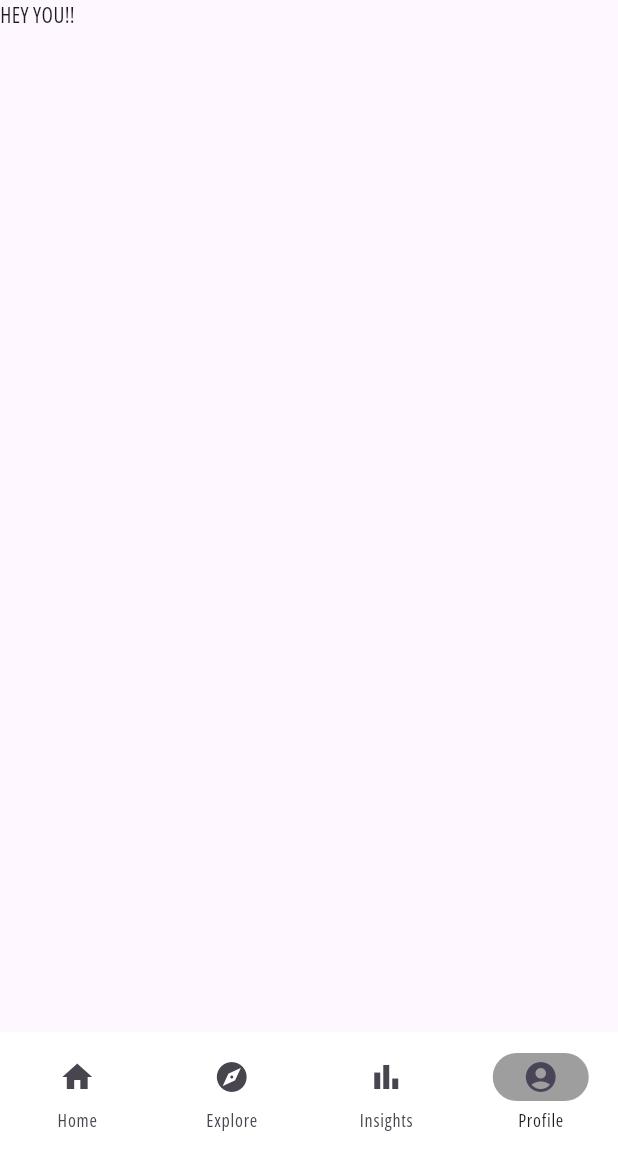
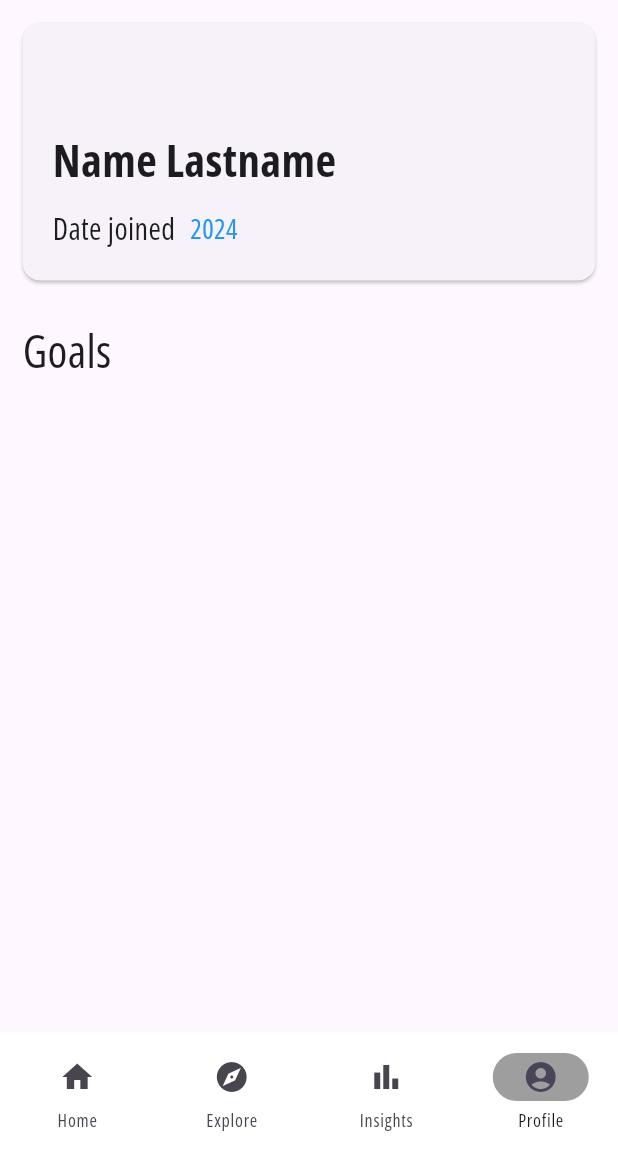
Before and after one commit to haowenyu49/smart-flask, a Flutter app: the screen it shows after launch, item 4 of the bottom bar chosen, on a phone screen of 412 x 824 dp, the part 84-1236 px from its top. Run offline on Flutter 3.47's test engine with Material 3 defaults, Android fonts, the phone set to English and light mode, and no system bars; our stand-ins replace cloud_firestore, firebase_auth, fl_chart, flutter_svg; accounts and stored records are empty.

Commit message:
profile page init

```diff
--- a/lib/profilePage.dart
+++ b/lib/profilePage.dart
@@ -1,3 +1,5 @@
+import 'dart:ui';
+
 import 'package:flutter/material.dart';
 class ProfilePage extends StatefulWidget {
   const ProfilePage({super.key});
@@ -10,7 +12,54 @@ class _ProfilePageState extends State<ProfilePage> {
   @override
   Widget build(BuildContext context) {
     return const Scaffold(
-        body: const Text("HEY YOU!!")
+        body: Center(
+          child: Column(
+            mainAxisAlignment: MainAxisAlignment.start,
+            crossAxisAlignment: CrossAxisAlignment.start,
+            children: <Widget>[
+              Card(
+
+                margin: EdgeInsets.all(15),
+                child: Padding(
+                  padding: EdgeInsets.all(20),
+                  child: Column(
+                    mainAxisAlignment: MainAxisAlignment.start,
+                    crossAxisAlignment: CrossAxisAlignment.start,
+                    children: [
+                      SizedBox(height: 50),
+                      Text("Name Lastname",
+                      style: TextStyle(fontWeight: FontWeight.bold, fontSize: 30),),
+                      SizedBox(height: 10),
+                      Row(
+                        crossAxisAlignment: CrossAxisAlignment.center,
+                        children: [
+                          Text("Date joined", style: TextStyle(fontSize: 20),),
+                          SizedBox(width: 10),
+                          Text("2024", style: TextStyle(color: Colors.blue, fontSize: 18, fontWeight: FontWeight.w500))
+                        ],
+                      ),
+
+                    ],
+                  ),
+                ),
+              ),
+              Padding(
+                padding: EdgeInsets.only(top: 10, left: 15),
+                child: Column(
+                  crossAxisAlignment: CrossAxisAlignment.start,
+                  children: [
+                    Text('Goals', style: TextStyle(fontSize: 30),),
+                    Row(
+                      children: [
+                        Card()
+                      ],
+                    )
+                  ],
+                ),
+              )
+            ],
+          )
+        )
     );
   }
 }
```
